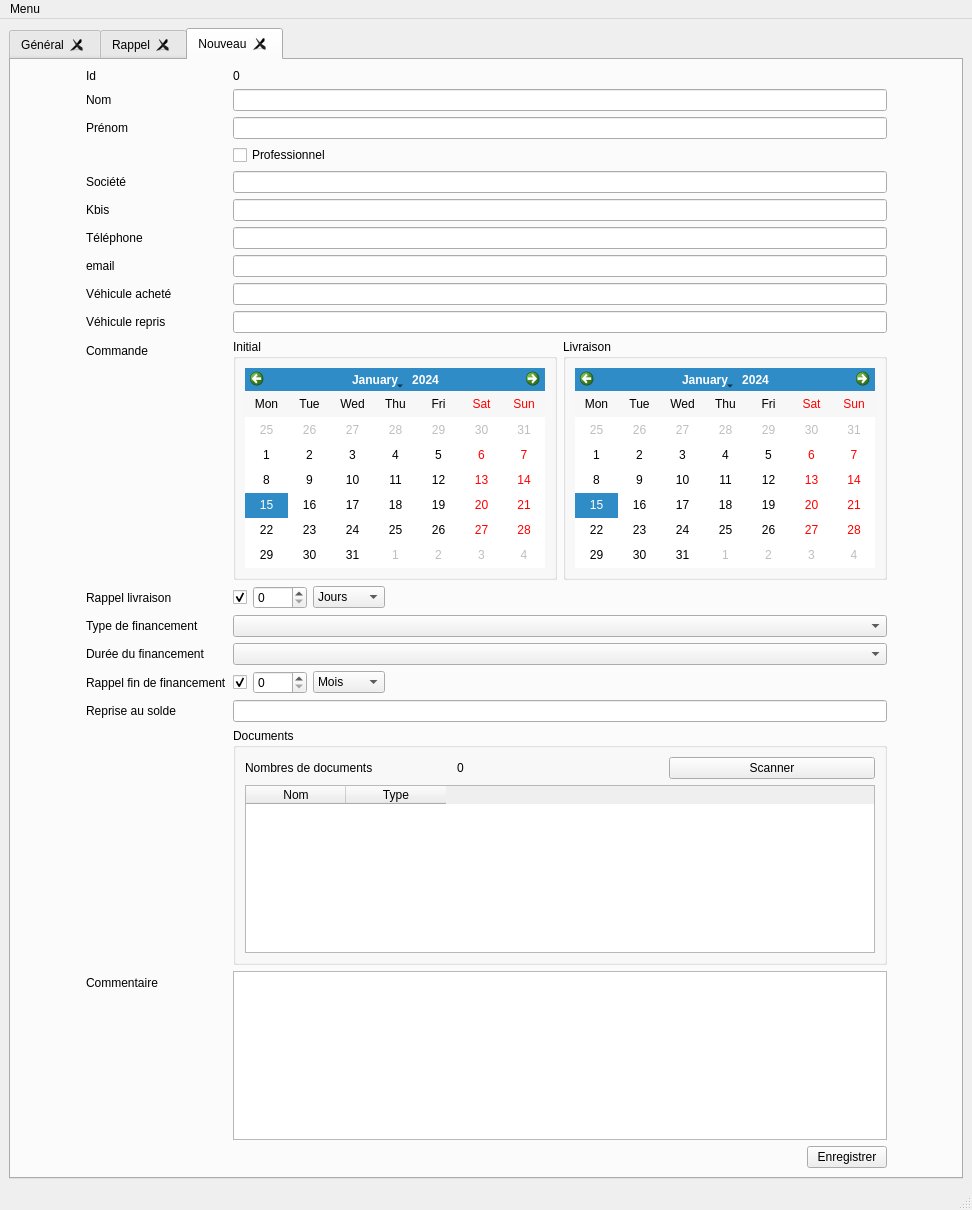
Old version of the form mainwindow.ui in the repository firedream89/customer-database.
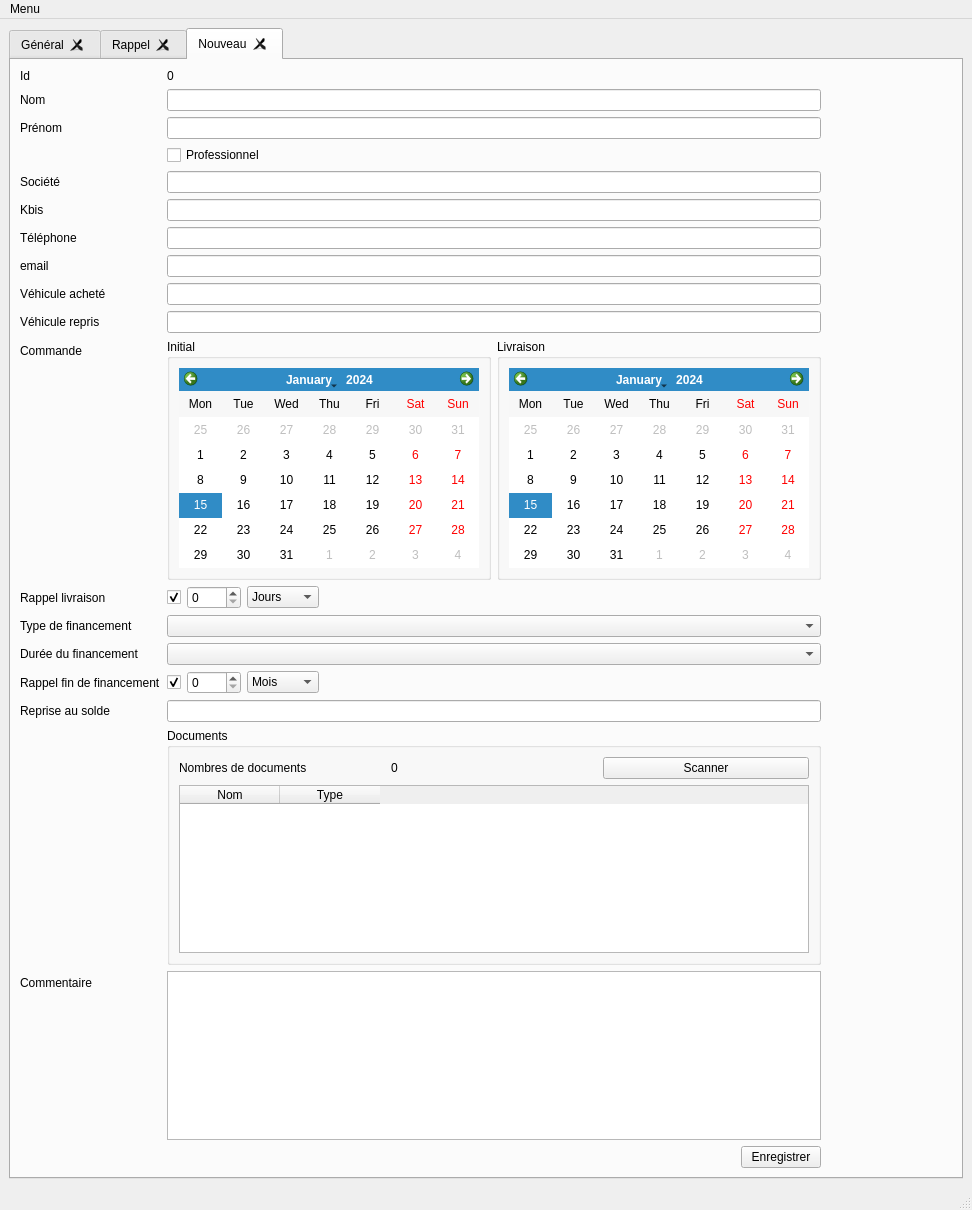
New version of the form.

Commit message: Correction emplacement lecteur PDF

Diff of the .ui file:
```diff
--- a/mainwindow.ui
+++ b/mainwindow.ui
@@ -183,27 +183,14 @@
         <string>Nouveau</string>
        </attribute>
        <layout class="QGridLayout" name="gridLayout_4">
-        <item row="1" column="2">
+        <item row="1" column="1">
          <widget class="QPushButton" name="newBt">
           <property name="text">
            <string>Enregistrer</string>
           </property>
          </widget>
         </item>
-        <item row="1" column="1">
-         <spacer name="horizontalSpacer">
-          <property name="orientation">
-           <enum>Qt::Horizontal</enum>
-          </property>
-          <property name="sizeHint" stdset="0">
-           <size>
-            <width>40</width>
-            <height>20</height>
-           </size>
-          </property>
-         </spacer>
-        </item>
-        <item row="0" column="3">
+        <item row="0" column="2">
          <spacer name="horizontalSpacer_5">
           <property name="orientation">
            <enum>Qt::Horizontal</enum>
@@ -216,7 +203,7 @@
           </property>
          </spacer>
         </item>
-        <item row="0" column="1" colspan="2">
+        <item row="0" column="0" colspan="2">
          <layout class="QFormLayout" name="formLayout">
           <item row="0" column="0">
            <widget class="QLabel" name="label_13">
@@ -626,8 +613,8 @@
           </item>
          </layout>
         </item>
-        <item row="0" column="0">
-         <spacer name="horizontalSpacer_6">
+        <item row="1" column="0">
+         <spacer name="horizontalSpacer">
           <property name="orientation">
            <enum>Qt::Horizontal</enum>
           </property>
```
The commit also changes 1 other file.
